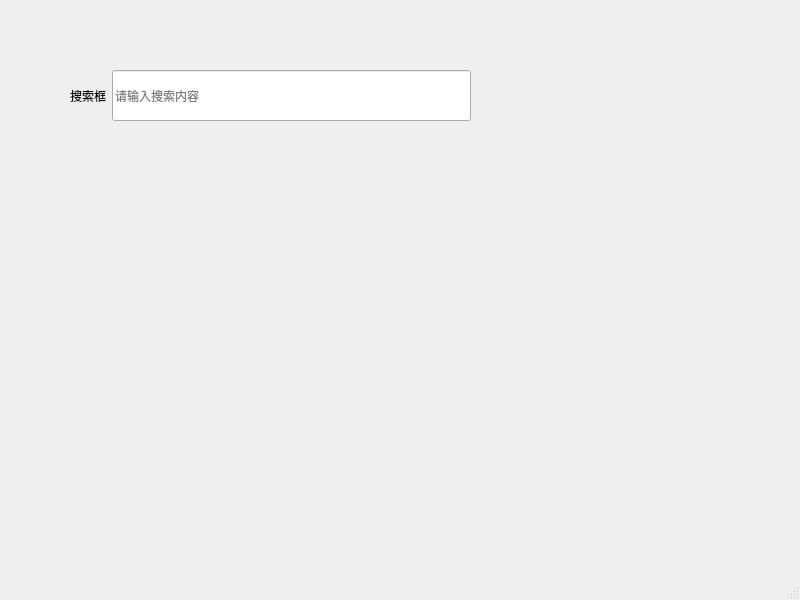
Above: Controls/controltest.ui from YuyangHou1230/Common before the change. Below: the same form after it.
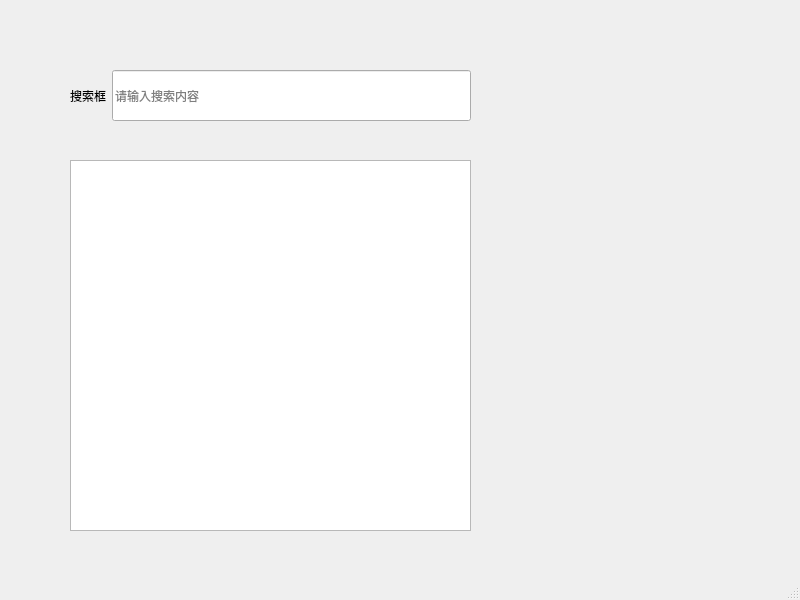
That is the form after the change. Custom widgets are drawn as their Qt base class.

What changed in the file:
```diff
--- a/Controls/controltest.ui
+++ b/Controls/controltest.ui
@@ -46,6 +46,16 @@
      </item>
     </layout>
    </widget>
+   <widget class="SecondaryListWidget" name="listView">
+    <property name="geometry">
+     <rect>
+      <x>70</x>
+      <y>160</y>
+      <width>401</width>
+      <height>371</height>
+     </rect>
+    </property>
+   </widget>
   </widget>
   <widget class="QMenuBar" name="menubar">
    <property name="geometry">
@@ -65,6 +75,11 @@
    <extends>QLineEdit</extends>
    <header>searchlineedit.h</header>
   </customwidget>
+  <customwidget>
+   <class>SecondaryListWidget</class>
+   <extends>QListView</extends>
+   <header>secondarylistwidget.h</header>
+  </customwidget>
  </customwidgets>
  <resources/>
  <connections/>
```
